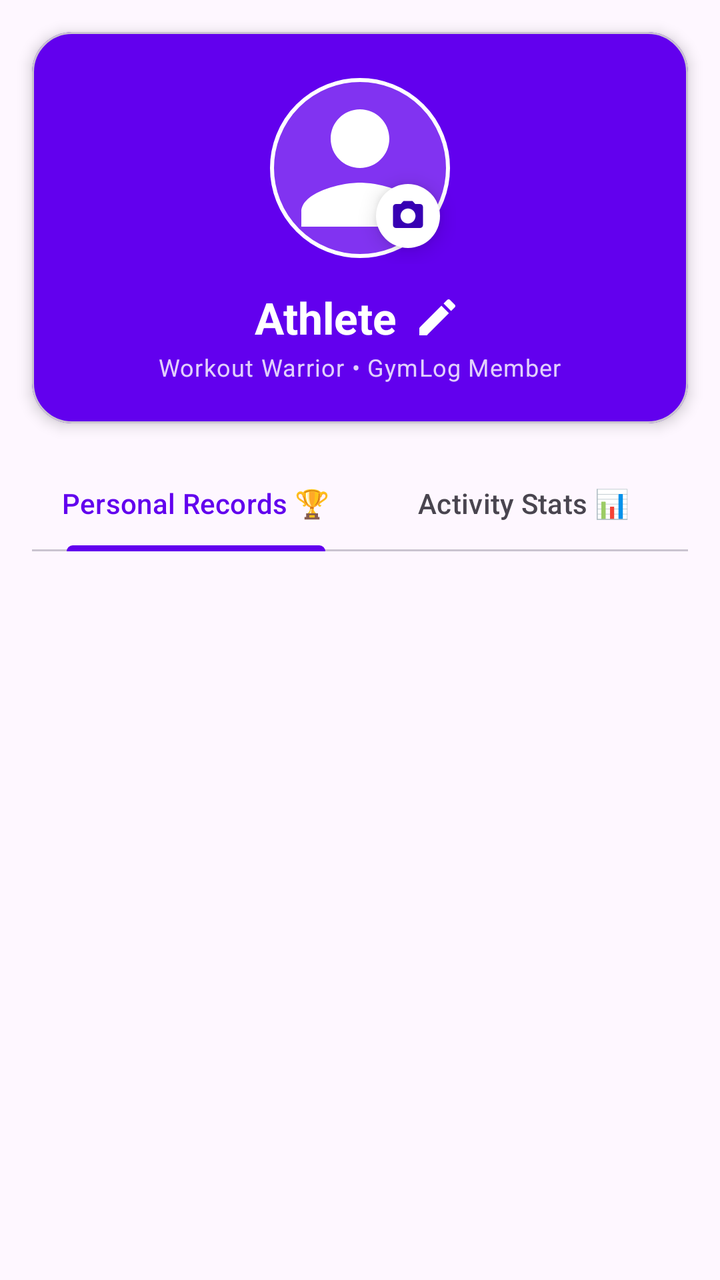
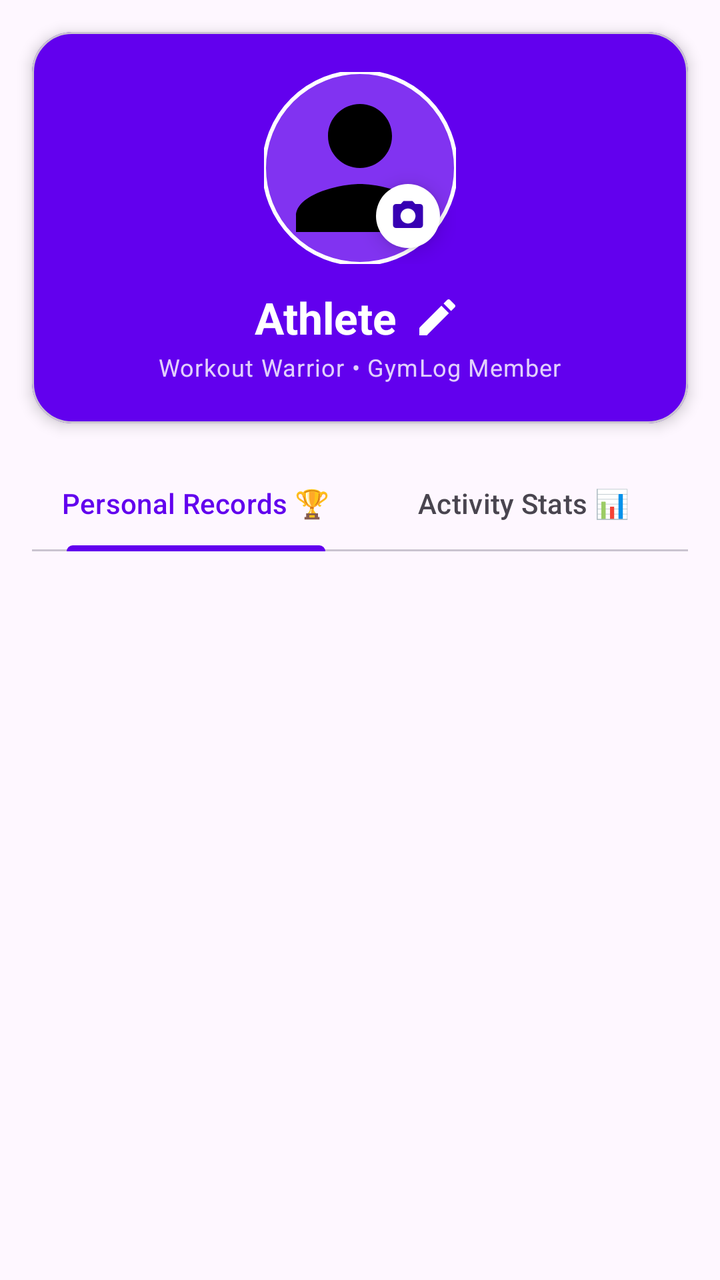

Screens rendered from an Android XML layout before and after an edit, with the pre-edit source and the edit as a unified diff.
<!-- AndroidManifest.xml: application theme Theme.GymWorkoutLogger -->
<!-- res/layout/fragment_profile.xml -->
<?xml version="1.0" encoding="utf-8"?>
<androidx.coordinatorlayout.widget.CoordinatorLayout
    xmlns:android="http://schemas.android.com/apk/res/android"
    xmlns:app="http://schemas.android.com/apk/res-auto"
    xmlns:tools="http://schemas.android.com/tools"
    android:layout_width="match_parent"
    android:layout_height="match_parent"
    tools:context=".ui.profile.ProfileFragment">

    <androidx.core.widget.NestedScrollView
        android:layout_width="match_parent"
        android:layout_height="match_parent"
        android:fillViewport="true">

        <androidx.constraintlayout.widget.ConstraintLayout
            android:layout_width="match_parent"
            android:layout_height="wrap_content"
            android:paddingBottom="24dp">

            <com.google.android.material.card.MaterialCardView
                android:id="@+id/cardProfileHeader"
                android:layout_width="0dp"
                android:layout_height="wrap_content"
                android:layout_marginStart="16dp"
                android:layout_marginTop="16dp"
                android:layout_marginEnd="16dp"
                app:cardBackgroundColor="@color/purple_500"
                app:cardCornerRadius="20dp"
                app:cardElevation="4dp"
                app:layout_constraintEnd_toEndOf="parent"
                app:layout_constraintStart_toStartOf="parent"
                app:layout_constraintTop_toTopOf="parent">

                <androidx.constraintlayout.widget.ConstraintLayout
                    android:layout_width="match_parent"
                    android:layout_height="wrap_content"
                    android:padding="20dp">

                    <FrameLayout
                        android:id="@+id/framePfp"
                        android:layout_width="96dp"
                        android:layout_height="96dp"
                        app:layout_constraintEnd_toEndOf="parent"
                        app:layout_constraintStart_toStartOf="parent"
                        app:layout_constraintTop_toTopOf="parent">

                        <com.google.android.material.imageview.ShapeableImageView
                            android:id="@+id/ivProfilePicture"
                            android:layout_width="96dp"
                            android:layout_height="96dp"
                            android:background="#33FFFFFF"
                            android:padding="4dp"
                            android:scaleType="centerCrop"
                            android:src="@drawable/ic_person"
                            app:shapeAppearanceOverlay="@style/ShapeAppearance.Material3.Corner.Full"
                            app:strokeColor="@color/white"
                            app:strokeWidth="2dp"
                            app:tint="@color/white" />

                        <com.google.android.material.floatingactionbutton.FloatingActionButton
                            android:id="@+id/btnPickPfp"
                            android:layout_width="wrap_content"
                            android:layout_height="wrap_content"
                            android:layout_gravity="bottom|end"
                            android:contentDescription="Pick Profile Picture"
                            app:fabCustomSize="32dp"
                            app:maxImageSize="18dp"
                            app:srcCompat="@drawable/ic_camera"
                            app:tint="@color/purple_700"
                            app:backgroundTint="@color/white" />
                    </FrameLayout>

                    <LinearLayout
                        android:id="@+id/layoutNameRow"
                        android:layout_width="wrap_content"
                        android:layout_height="wrap_content"
                        android:layout_marginTop="12dp"
                        android:gravity="center"
                        android:orientation="horizontal"
                        app:layout_constraintEnd_toEndOf="parent"
                        app:layout_constraintStart_toStartOf="parent"
                        app:layout_constraintTop_toBottomOf="@id/framePfp">

                        <TextView
                            android:id="@+id/tvUserName"
                            android:layout_width="wrap_content"
                            android:layout_height="wrap_content"
                            android:text="Athlete"
                            android:textAppearance="?attr/textAppearanceTitleLarge"
                            android:textColor="@color/white"
                            android:textStyle="bold" />

                        <ImageButton
                            android:id="@+id/btnEditName"
                            android:layout_width="28dp"
                            android:layout_height="28dp"
                            android:layout_marginStart="6dp"
                            android:background="?attr/selectableItemBackgroundBorderless"
                            android:contentDescription="Edit Name"
                            android:padding="4dp"
                            android:src="@drawable/ic_edit"
                            app:tint="@color/white" />

                    </LinearLayout>

                    <TextView
                        android:id="@+id/tvUserSubtitle"
                        android:layout_width="wrap_content"
                        android:layout_height="wrap_content"
                        android:layout_marginTop="2dp"
                        android:text="Workout Warrior • GymLog Member"
                        android:textAppearance="?attr/textAppearanceBodySmall"
                        android:textColor="#D0FFFFFF"
                        app:layout_constraintEnd_toEndOf="parent"
                        app:layout_constraintStart_toStartOf="parent"
                        app:layout_constraintTop_toBottomOf="@id/layoutNameRow" />

                </androidx.constraintlayout.widget.ConstraintLayout>
            </com.google.android.material.card.MaterialCardView>

            <com.google.android.material.tabs.TabLayout
                android:id="@+id/tabLayoutProfile"
                android:layout_width="0dp"
                android:layout_height="wrap_content"
                android:layout_marginStart="16dp"
                android:layout_marginTop="16dp"
                android:layout_marginEnd="16dp"
                app:tabIndicatorColor="@color/purple_500"
                app:tabSelectedTextColor="@color/purple_500"
                app:layout_constraintEnd_toEndOf="parent"
                app:layout_constraintStart_toStartOf="parent"
                app:layout_constraintTop_toBottomOf="@id/cardProfileHeader">

                <com.google.android.material.tabs.TabItem
                    android:layout_width="wrap_content"
                    android:layout_height="wrap_content"
                    android:text="Personal Records 🏆" />

                <com.google.android.material.tabs.TabItem
                    android:layout_width="wrap_content"
                    android:layout_height="wrap_content"
                    android:text="Activity Stats 📊" />

            </com.google.android.material.tabs.TabLayout>

            <LinearLayout
                android:id="@+id/layoutPrTabContent"
                android:layout_width="0dp"
                android:layout_height="wrap_content"
                android:orientation="vertical"
                app:layout_constraintEnd_toEndOf="parent"
                app:layout_constraintStart_toStartOf="parent"
                app:layout_constraintTop_toBottomOf="@id/tabLayoutProfile">

                <androidx.recyclerview.widget.RecyclerView
                    android:id="@+id/rvProfilePrs"
                    android:layout_width="match_parent"
                    android:layout_height="wrap_content"
                    android:layout_marginTop="8dp"
                    android:nestedScrollingEnabled="false"
                    app:layoutManager="androidx.recyclerview.widget.LinearLayoutManager"
                    tools:listitem="@layout/item_pr_full_card" />

                <TextView
                    android:id="@+id/tvEmptyPrs"
                    android:layout_width="match_parent"
                    android:layout_height="wrap_content"
                    android:layout_marginHorizontal="32dp"
                    android:layout_marginTop="24dp"
                    android:gravity="center"
                    android:text="No Personal Records achieved yet. Complete workout sets to set your first PR!"
                    android:textAppearance="?attr/textAppearanceBodyMedium"
                    android:textColor="?android:attr/textColorSecondary"
                    android:visibility="gone" />

            </LinearLayout>

            <LinearLayout
                android:id="@+id/layoutStatsTabContent"
                android:layout_width="0dp"
                android:layout_height="wrap_content"
                android:orientation="vertical"
                android:paddingHorizontal="16dp"
                android:paddingTop="16dp"
                android:visibility="gone"
                app:layout_constraintEnd_toEndOf="parent"
                app:layout_constraintStart_toStartOf="parent"
                app:layout_constraintTop_toBottomOf="@id/tabLayoutProfile">

                <com.google.android.material.card.MaterialCardView
                    android:layout_width="match_parent"
                    android:layout_height="wrap_content"
                    android:layout_marginBottom="12dp"
                    app:cardCornerRadius="14dp"
                    app:cardElevation="2dp"
                    app:strokeWidth="1dp"
                    app:strokeColor="#1F000000">

                    <LinearLayout
                        android:layout_width="match_parent"
                        android:layout_height="wrap_content"
                        android:orientation="vertical"
                        android:padding="16dp">

                        <TextView
                            android:layout_width="wrap_content"
                            android:layout_height="wrap_content"
                            android:text="Training Overview"
                            android:textAppearance="?attr/textAppearanceTitleMedium"
                            android:textStyle="bold" />

                        <TextView
                            android:id="@+id/tvProfileStatsSummary"
                            android:layout_width="wrap_content"
                            android:layout_height="wrap_content"
                            android:layout_marginTop="8dp"
                            android:text="Keep logging your workouts to see full activity statistics here."
                            android:textAppearance="?attr/textAppearanceBodyMedium"
                            android:textColor="?android:attr/textColorSecondary" />

                    </LinearLayout>
                </com.google.android.material.card.MaterialCardView>

            </LinearLayout>

        </androidx.constraintlayout.widget.ConstraintLayout>

    </androidx.core.widget.NestedScrollView>

</androidx.coordinatorlayout.widget.CoordinatorLayout>
<!-- res/layout/item_pr_full_card.xml (included above) -->
<?xml version="1.0" encoding="utf-8"?>
<com.google.android.material.card.MaterialCardView
    xmlns:android="http://schemas.android.com/apk/res/android"
    xmlns:app="http://schemas.android.com/apk/res-auto"
    android:layout_width="match_parent"
    android:layout_height="wrap_content"
    android:layout_marginHorizontal="16dp"
    android:layout_marginVertical="6dp"
    app:cardCornerRadius="14dp"
    app:cardElevation="2dp"
    app:strokeWidth="1dp"
    app:strokeColor="#1F000000">

    <androidx.constraintlayout.widget.ConstraintLayout
        android:layout_width="match_parent"
        android:layout_height="wrap_content"
        android:padding="16dp">

        <ImageView
            android:id="@+id/ivPrTrophy"
            android:layout_width="40dp"
            android:layout_height="40dp"
            android:background="@drawable/bg_circle_primary"
            android:padding="8dp"
            android:src="@drawable/ic_trophy"
            app:layout_constraintBottom_toBottomOf="parent"
            app:layout_constraintStart_toStartOf="parent"
            app:layout_constraintTop_toTopOf="parent"
            app:tint="@color/white" />

        <TextView
            android:id="@+id/tvPrExerciseName"
            android:layout_width="0dp"
            android:layout_height="wrap_content"
            android:layout_marginStart="12dp"
            android:text="Barbell Bench Press"
            android:textAppearance="?attr/textAppearanceTitleMedium"
            android:textStyle="bold"
            app:layout_constraintEnd_toStartOf="@id/tvPrWeight"
            app:layout_constraintStart_toEndOf="@id/ivPrTrophy"
            app:layout_constraintTop_toTopOf="parent" />

        <TextView
            android:id="@+id/tvPrCategoryReps"
            android:layout_width="0dp"
            android:layout_height="wrap_content"
            android:layout_marginStart="12dp"
            android:layout_marginTop="4dp"
            android:text="Chest • Max 5 Reps"
            android:textAppearance="?attr/textAppearanceBodyMedium"
            android:textColor="?android:attr/textColorSecondary"
            app:layout_constraintBottom_toBottomOf="parent"
            app:layout_constraintEnd_toStartOf="@id/btnSharePr"
            app:layout_constraintStart_toEndOf="@id/ivPrTrophy"
            app:layout_constraintTop_toBottomOf="@id/tvPrExerciseName" />

        <TextView
            android:id="@+id/tvPrWeight"
            android:layout_width="wrap_content"
            android:layout_height="wrap_content"
            android:text="100 kg"
            android:textAppearance="?attr/textAppearanceTitleLarge"
            android:textColor="@color/purple_700"
            android:textStyle="bold"
            app:layout_constraintEnd_toEndOf="parent"
            app:layout_constraintTop_toTopOf="parent" />

        <ImageButton
            android:id="@+id/btnSharePr"
            android:layout_width="36dp"
            android:layout_height="36dp"
            android:background="?attr/selectableItemBackgroundBorderless"
            android:contentDescription="Share PR"
            android:padding="6dp"
            android:src="@drawable/ic_share"
            app:layout_constraintBottom_toBottomOf="parent"
            app:layout_constraintEnd_toEndOf="parent"
            app:tint="@color/purple_500" />

    </androidx.constraintlayout.widget.ConstraintLayout>
</com.google.android.material.card.MaterialCardView>
<!-- resources referenced by this layout -->
<resources>
  <color name="purple_500">#FF6200EE</color>
  <color name="purple_700">#FF3700B3</color>
  <color name="white">#FFFFFFFF</color>
  <!-- drawable bg_circle_primary (drawable) -->
  <?xml version="1.0" encoding="utf-8"?>
  <shape xmlns:android="http://schemas.android.com/apk/res/android"
      android:shape="oval">
      <solid android:color="@color/purple_500" />
  </shape>
  <!-- drawable ic_camera (drawable) -->
  <vector xmlns:android="http://schemas.android.com/apk/res/android"
      android:width="24dp"
      android:height="24dp"
      android:viewportWidth="24"
      android:viewportHeight="24">
      <path
          android:fillColor="#FF000000"
          android:pathData="M9,2L7.17,4H4c-1.1,0 -2,0.9 -2,2v12c0,1.1 0.9,2 2,2h16c1.1,0 2,-0.9 2,-2V6c0,-1.1 -0.9,-2 -2,-2h-3.17L15,2H9zM12,17c-2.76,0 -5,-2.24 -5,-5s2.24,-5 5,-5 5,2.24 5,5 -2.24,5 -5,5z" />
  </vector>
  <!-- drawable ic_edit (drawable) -->
  <vector xmlns:android="http://schemas.android.com/apk/res/android"
      android:width="24dp"
      android:height="24dp"
      android:viewportWidth="24"
      android:viewportHeight="24">
      <path
          android:fillColor="#FF000000"
          android:pathData="M3,17.25V21h3.75L17.81,9.94l-3.75,-3.75L3,17.25zM20.71,7.04c0.39,-0.39 0.39,-1.02 0,-1.41l-2.34,-2.34c-0.39,-0.39 -1.02,-0.39 -1.41,0l-1.83,1.83 3.75,3.75 1.83,-1.83z" />
  </vector>
  <!-- drawable ic_person (drawable) -->
  <vector xmlns:android="http://schemas.android.com/apk/res/android"
      android:width="24dp"
      android:height="24dp"
      android:viewportWidth="24"
      android:viewportHeight="24">
      <path
          android:fillColor="#FF000000"
          android:pathData="M12,12c2.21,0 4,-1.79 4,-4s-1.79,-4 -4,-4 -4,1.79 -4,4 1.79,4 4,4zM12,14c-2.67,0 -8,1.34 -8,4v2h16v-2c0,-2.66 -5.33,-4 -8,-4z" />
  </vector>
  <!-- drawable ic_share (drawable) -->
  <vector xmlns:android="http://schemas.android.com/apk/res/android"
      android:width="24dp"
      android:height="24dp"
      android:viewportWidth="24"
      android:viewportHeight="24">
      <path
          android:fillColor="#FF000000"
          android:pathData="M18,16.08c-0.76,0 -1.44,0.3 -1.96,0.77L8.91,12.7c0.05,-0.23 0.09,-0.47 0.09,-0.7s-0.04,-0.47 -0.09,-0.7l7.05,-4.11c0.54,0.5 1.25,0.81 2.04,0.81 1.66,0 3,-1.34 3,-3s-1.34,-3 -3,-3 -3,1.34 -3,3c0,0.23 0.04,0.47 0.09,0.7L8.04,9.81C7.5,9.31 6.79,9 6,9c-1.66,0 -3,1.34 -3,3s1.34,3 3,3c0.79,0 1.5,-0.31 2.04,-0.81l7.12,4.16c-0.05,0.21 -0.08,0.43 -0.08,0.65 0,1.61 1.31,2.92 2.92,2.92s2.92,-1.31 2.92,-2.92c0,-1.61 -1.31,-2.92 -2.92,-2.92z" />
  </vector>
  <!-- drawable ic_trophy (drawable) -->
  <vector xmlns:android="http://schemas.android.com/apk/res/android"
      android:width="24dp"
      android:height="24dp"
      android:viewportWidth="24"
      android:viewportHeight="24">
      <path
          android:fillColor="#FF000000"
          android:pathData="M19,5h-2V3H7v2H5c-1.1,0 -2,0.9 -2,2v1c0,2.55 1.92,4.63 4.39,4.94A5.01,5.01 0,0 0,11 15.9V19H7v2h10v-2h-4v-3.1c2.09,-0.41 3.68,-2.14 3.96,-4.34C19.33,11.23 21,9.25 21,7V5c0,-1.1 -0.9,-2 -2,-2zM5,8V7h2v3.82C5.84,10.4 5,9.3 5,8zm14,0c0,1.3 -0.84,2.4 -2,2.82V7h2v1z" />
  </vector>
  <style name="Theme.GymWorkoutLogger" parent="Theme.Material3.DayNight.NoActionBar">
          
          <item name="colorPrimary">@color/purple_500</item>
          <item name="colorPrimaryVariant">@color/purple_700</item>
          <item name="colorOnPrimary">@color/white</item>
      </style>
</resources>

<!-- the commit's change to res/layout/fragment_profile.xml (unified diff, before → after) -->
@@ -49,13 +49,11 @@
                             android:layout_width="96dp"
                             android:layout_height="96dp"
                             android:background="#33FFFFFF"
-                            android:padding="4dp"
                             android:scaleType="centerCrop"
                             android:src="@drawable/ic_person"
                             app:shapeAppearanceOverlay="@style/ShapeAppearance.Material3.Corner.Full"
                             app:strokeColor="@color/white"
-                            app:strokeWidth="2dp"
-                            app:tint="@color/white" />
+                            app:strokeWidth="2dp" />
 
                         <com.google.android.material.floatingactionbutton.FloatingActionButton
                             android:id="@+id/btnPickPfp"
